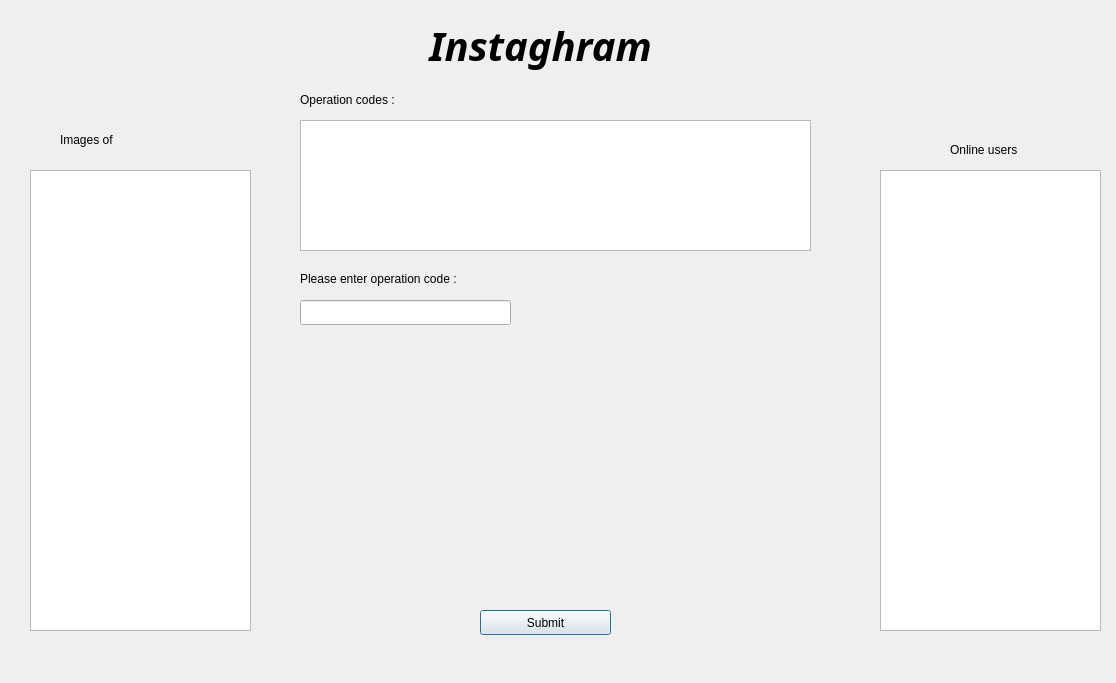
First picture: the form in home.ui, repository karimmady/DIST, before the edit.
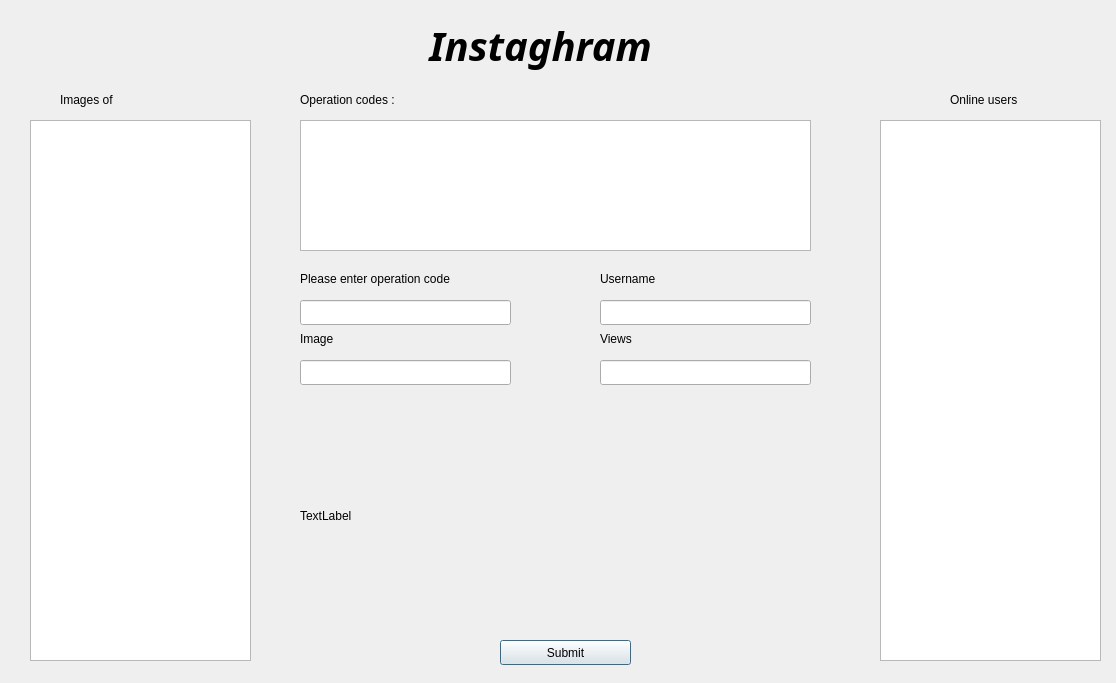
Second picture: the form after the edit.

The edit to the form file:
```diff
--- a/home.ui
+++ b/home.ui
@@ -17,9 +17,9 @@
    <property name="geometry">
     <rect>
      <x>30</x>
-     <y>170</y>
+     <y>120</y>
      <width>221</width>
-     <height>461</height>
+     <height>541</height>
     </rect>
    </property>
   </widget>
@@ -27,9 +27,9 @@
    <property name="geometry">
     <rect>
      <x>880</x>
-     <y>170</y>
+     <y>120</y>
      <width>221</width>
-     <height>461</height>
+     <height>541</height>
     </rect>
    </property>
   </widget>
@@ -86,12 +86,12 @@
     <rect>
      <x>300</x>
      <y>270</y>
-     <width>251</width>
+     <width>201</width>
      <height>17</height>
     </rect>
    </property>
    <property name="text">
-    <string>Please enter operation code :</string>
+    <string>Please enter operation code </string>
    </property>
   </widget>
   <widget class="QLineEdit" name="op">
@@ -108,7 +108,7 @@
    <property name="geometry">
     <rect>
      <x>60</x>
-     <y>130</y>
+     <y>90</y>
      <width>91</width>
      <height>20</height>
     </rect>
@@ -121,7 +121,7 @@
    <property name="geometry">
     <rect>
      <x>950</x>
-     <y>140</y>
+     <y>90</y>
      <width>101</width>
      <height>20</height>
     </rect>
@@ -133,8 +133,8 @@
   <widget class="QPushButton" name="submit">
    <property name="geometry">
     <rect>
-     <x>480</x>
-     <y>610</y>
+     <x>500</x>
+     <y>640</y>
      <width>131</width>
      <height>25</height>
     </rect>
@@ -143,6 +143,88 @@
     <string>Submit</string>
    </property>
   </widget>
+  <widget class="QLineEdit" name="username">
+   <property name="geometry">
+    <rect>
+     <x>600</x>
+     <y>300</y>
+     <width>211</width>
+     <height>25</height>
+    </rect>
+   </property>
+  </widget>
+  <widget class="QLabel" name="label_6">
+   <property name="geometry">
+    <rect>
+     <x>600</x>
+     <y>270</y>
+     <width>81</width>
+     <height>17</height>
+    </rect>
+   </property>
+   <property name="text">
+    <string>Username</string>
+   </property>
+  </widget>
+  <widget class="QLabel" name="label_7">
+   <property name="geometry">
+    <rect>
+     <x>300</x>
+     <y>330</y>
+     <width>81</width>
+     <height>17</height>
+    </rect>
+   </property>
+   <property name="text">
+    <string>Image</string>
+   </property>
+  </widget>
+  <widget class="QLineEdit" name="Image">
+   <property name="geometry">
+    <rect>
+     <x>300</x>
+     <y>360</y>
+     <width>211</width>
+     <height>25</height>
+    </rect>
+   </property>
+  </widget>
+  <widget class="QLineEdit" name="Views">
+   <property name="geometry">
+    <rect>
+     <x>600</x>
+     <y>360</y>
+     <width>211</width>
+     <height>25</height>
+    </rect>
+   </property>
+  </widget>
+  <widget class="QLabel" name="label_8">
+   <property name="geometry">
+    <rect>
+     <x>600</x>
+     <y>330</y>
+     <width>81</width>
+     <height>17</height>
+    </rect>
+   </property>
+   <property name="text">
+    <string>Views</string>
+   </property>
+  </widget>
+  <widget class="QLabel" name="pic">
+   <property name="geometry">
+    <rect>
+     <x>300</x>
+     <y>410</y>
+     <width>511</width>
+     <height>211</height>
+    </rect>
+   </property>
+   <property name="text">
+    <string>TextLabel</string>
+   </property>
+  </widget>
  </widget>
  <resources/>
  <connections/>
```
